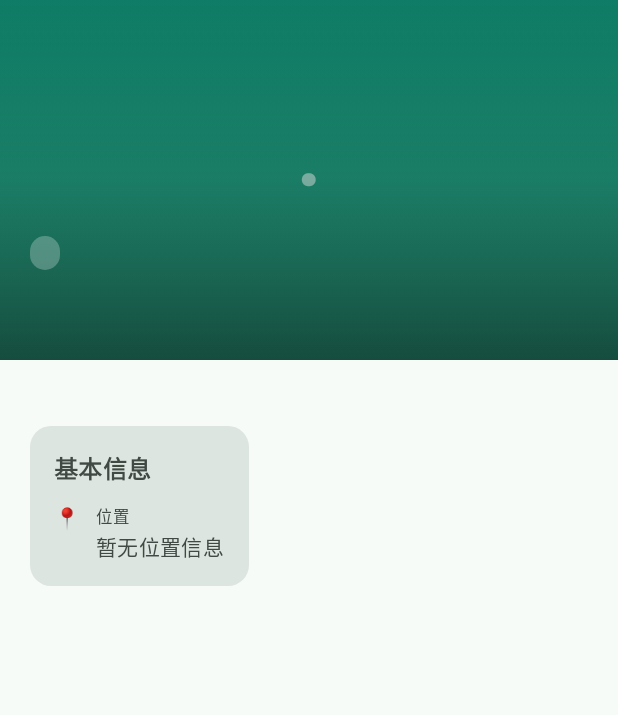
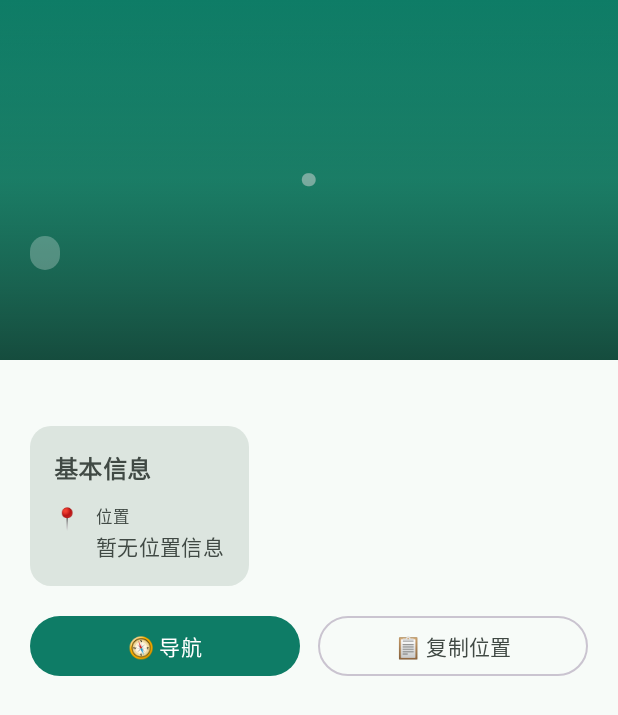
Before and after one commit to d2bqhzd5ht-ui/Android_guide, an Android app built with Jetpack Compose: the composable PoiDetailContent shown on its own in the app's theme, on a phone screen of 412 x 824 dp. Shown: the top 715 px of the screen. Run offline under Robolectric (Android 15) with nearby library versions, the phone set to English and light mode, and no system bars; network calls fail; pictures from the network do not load.

Commit message:
feat(poi): 详情页导航按钮（geo: URI 跳地图）+ 位置复制到剪贴板 + Toast 提示（成员C polish 3/3）

```diff
--- a/app/src/main/java/com/example/scenicguide/ui/poi/PoiDetailScreen.kt
+++ b/app/src/main/java/com/example/scenicguide/ui/poi/PoiDetailScreen.kt
@@ -1,6 +1,12 @@
 package com.example.scenicguide.ui.poi
 
+import android.content.ClipData
+import android.content.ClipboardManager
+import android.content.Context
+import android.content.Intent
+import android.widget.Toast
 import androidx.compose.foundation.background
+import androidx.compose.foundation.clickable
 import androidx.compose.foundation.layout.Arrangement
 import androidx.compose.foundation.layout.Box
 import androidx.compose.foundation.layout.Column
@@ -15,10 +21,13 @@ import androidx.compose.foundation.layout.width
 import androidx.compose.foundation.rememberScrollState
 import androidx.compose.foundation.shape.RoundedCornerShape
 import androidx.compose.foundation.verticalScroll
+import androidx.compose.material3.Button
+import androidx.compose.material3.ButtonDefaults
 import androidx.compose.material3.Card
 import androidx.compose.material3.CardDefaults
 import androidx.compose.material3.ExperimentalMaterial3Api
 import androidx.compose.material3.MaterialTheme
+import androidx.compose.material3.OutlinedButton
 import androidx.compose.material3.Scaffold
 import androidx.compose.material3.Text
 import androidx.compose.material3.TopAppBar
@@ -29,8 +38,10 @@ import androidx.compose.ui.Modifier
 import androidx.compose.ui.graphics.Brush
 import androidx.compose.ui.graphics.Color
 import androidx.compose.ui.layout.ContentScale
+import androidx.compose.ui.platform.LocalContext
 import androidx.compose.ui.text.font.FontWeight
 import androidx.compose.ui.unit.dp
+import androidx.core.content.getSystemService
 import androidx.lifecycle.compose.collectAsStateWithLifecycle
 import androidx.lifecycle.viewmodel.compose.viewModel
 import coil.compose.AsyncImage
@@ -209,6 +220,11 @@ private fun PoiDetailContent(
             // 信息卡片
             InfoCard(poi = poi)
 
+            Spacer(Modifier.height(16.dp))
+
+            // 操作按钮行：导航 + 复制位置
+            ActionRow(poi = poi)
+
             Spacer(Modifier.height(24.dp))
         }
     }
@@ -291,3 +307,70 @@ private fun InfoRow(
         }
     }
 }
+
+// ---------------------------------------------------------------------------
+// 操作按钮：导航 + 复制位置
+// ---------------------------------------------------------------------------
+
+@Composable
+private fun ActionRow(poi: PoiDetail) {
+    val context = LocalContext.current
+
+    Row(
+        modifier = Modifier.fillMaxWidth(),
+        horizontalArrangement = Arrangement.spacedBy(12.dp),
+    ) {
+        // 主按钮：导航（有坐标传坐标，没有则用位置文字搜索）
+        Button(
+            onClick = { openNavigation(context, poi) },
+            modifier = Modifier.weight(1f),
+            colors = ButtonDefaults.buttonColors(
+                containerColor = MaterialTheme.colorScheme.primary,
+            ),
+        ) {
+            Text("🧭 导航")
+        }
+
+        // 次按钮：复制位置
+        OutlinedButton(
+            onClick = { copyLocation(context, poi) },
+            modifier = Modifier.weight(1f),
+        ) {
+            Text("📋 复制位置")
+        }
+    }
+}
+
+/**
+ * 打开地图应用导航：
+ *  - 有经纬度 → geo:lat,lon?q=名称（Google Maps / 高德都支持）
+ *  - 没坐标但有位置文字 → geo:0,0?q=位置文字（跳搜索框）
+ *  - 都没有 → Toast 提示
+ */
+private fun openNavigation(context: Context, poi: PoiDetail) {
+    val query = poi.location?.takeIf { it.isNotBlank() } ?: poi.name
+    val geoUri = if (poi.longitude != null && poi.latitude != null) {
+        "geo:${poi.latitude},${poi.longitude}?q=${java.net.URLEncoder.encode(query, "UTF-8")}"
+    } else {
+        "geo:0,0?q=${java.net.URLEncoder.encode(query, "UTF-8")}"
+    }
+    val intent = Intent(Intent.ACTION_VIEW, android.net.Uri.parse(geoUri)).apply {
+        addFlags(Intent.FLAG_ACTIVITY_NEW_TASK)
+    }
+    if (intent.resolveActivity(context.packageManager) != null) {
+        context.startActivity(intent)
+    } else {
+        Toast.makeText(context, "未检测到地图应用，请先安装高德/百度/Google Maps", Toast.LENGTH_LONG).show()
+    }
+}
+
+/** 复制位置文字到剪贴板 */
+private fun copyLocation(context: Context, poi: PoiDetail) {
+    val text = poi.location?.takeIf { it.isNotBlank() }
+        ?: "（位置信息暂缺）"
+    val clipboard = context.getSystemService(Context.CLIPBOARD_SERVICE) as? ClipboardManager
+    if (clipboard != null) {
+        clipboard.setPrimaryClip(ClipData.newPlainText("景点位置", text))
+        Toast.makeText(context, "已复制位置：$text", Toast.LENGTH_SHORT).show()
+    }
+}
```
